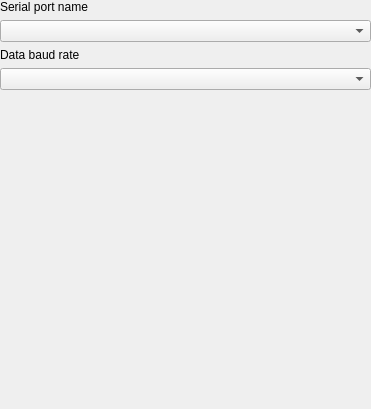
The window that src/ui/sensor/widget_serialportsensor.ui (carsmie/QGIS) describes before a commit, drawn with Qt 5.
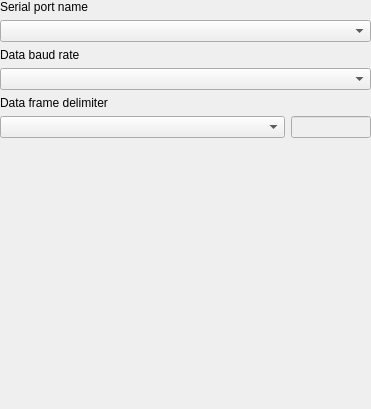
The same window after the commit.

Commit message: [sensors] Add new data frame delimiter option for the serial port sensor

```diff
--- a/src/ui/sensor/widget_serialportsensor.ui
+++ b/src/ui/sensor/widget_serialportsensor.ui
@@ -63,6 +63,55 @@
      </property>
     </widget>
    </item>
+   <item>
+    <widget class="QLabel" name="mDataFrameDelimiterLabel">
+     <property name="text">
+      <string>Data frame delimiter</string>
+     </property>
+    </widget>
+   </item>
+   <item>
+    <layout class="QHBoxLayout" name="dataFrameDelimiterLayout">
+     <property name="leftMargin">
+      <number>0</number>
+     </property>
+     <property name="topMargin">
+      <number>0</number>
+     </property>
+     <property name="rightMargin">
+      <number>0</number>
+     </property>
+     <property name="bottomMargin">
+      <number>0</number>
+     </property>
+     <item>
+      <widget class="QComboBox" name="mDataFrameDelimiterComboBox">
+       <property name="sizePolicy">
+        <sizepolicy hsizetype="Expanding" vsizetype="Fixed">
+         <horstretch>0</horstretch>
+         <verstretch>0</verstretch>
+        </sizepolicy>
+       </property>
+       <property name="toolTip">
+        <string>Choose a character acting as data frame delimiter</string>
+       </property>    
+      </widget>
+     </item>
+     <item>
+      <widget class="QLineEdit" name="mDataFrameDelimiterLineEdit">
+       <property name="enabled">
+        <bool>false</bool>
+       </property>
+       <property name="maximumSize">
+        <size>
+         <width>80</width>
+         <height>16777215</height>
+        </size>
+       </property>       
+      </widget>
+     </item>
+    </layout>
+   </item>
    <item>
     <widget class="QLabel" name="mSerialPortDetails">
      <property name="enabled">
```
The commit also changes 5 other files.
